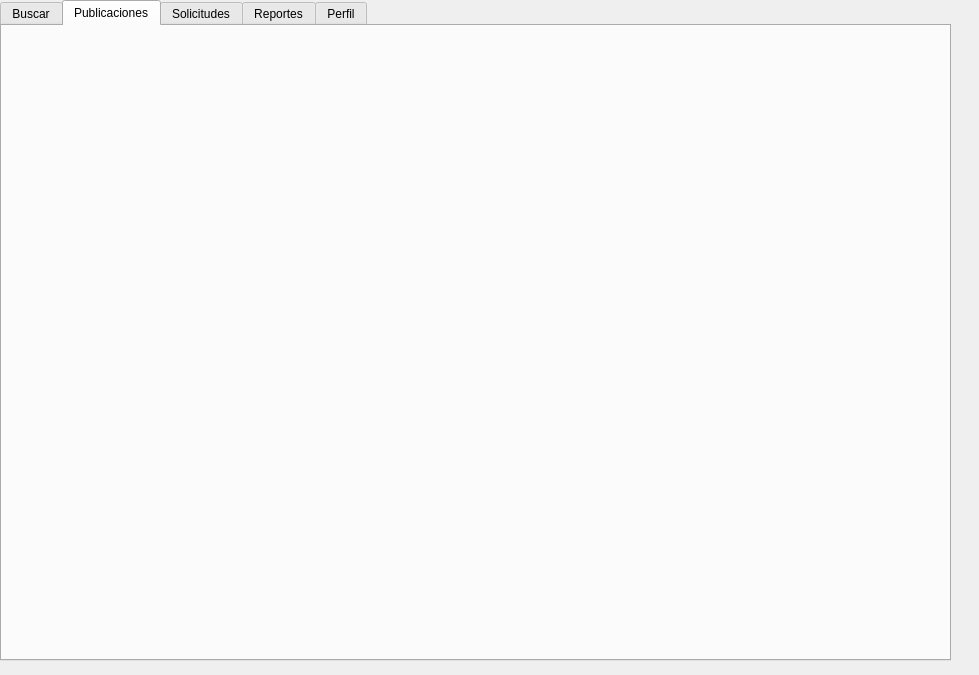
Before: the Qt Designer form Fase2/userwindow.ui in angelygm03/-EDD-Proyecto_202210483, drawn with Qt 5.
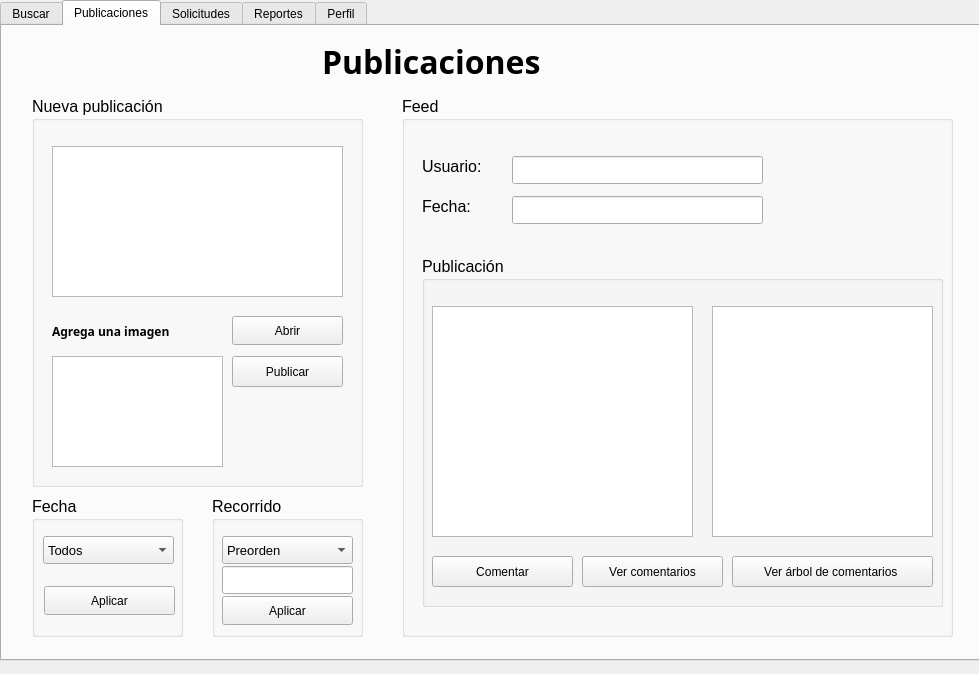
After: the same form once the commit is applied. The open tabs and pages were chosen to show the change.

Commit message: crear publicacion

Diff of the .ui file:
```diff
--- a/Fase2/userwindow.ui
+++ b/Fase2/userwindow.ui
@@ -7,7 +7,7 @@
     <x>0</x>
     <y>0</y>
     <width>979</width>
-    <height>675</height>
+    <height>674</height>
    </rect>
   </property>
   <property name="windowTitle">
@@ -19,7 +19,7 @@
      <rect>
       <x>0</x>
       <y>0</y>
-      <width>951</width>
+      <width>981</width>
       <height>661</height>
      </rect>
     </property>
@@ -292,6 +292,431 @@
      <attribute name="title">
       <string>Publicaciones</string>
      </attribute>
+     <widget class="QGroupBox" name="groupBox">
+      <property name="geometry">
+       <rect>
+        <x>30</x>
+        <y>70</y>
+        <width>331</width>
+        <height>391</height>
+       </rect>
+      </property>
+      <property name="font">
+       <font>
+        <pointsize>12</pointsize>
+       </font>
+      </property>
+      <property name="title">
+       <string>Nueva publicación</string>
+      </property>
+      <widget class="QPlainTextEdit" name="plainTextEdit_contenidoPost">
+       <property name="geometry">
+        <rect>
+         <x>20</x>
+         <y>50</y>
+         <width>291</width>
+         <height>151</height>
+        </rect>
+       </property>
+       <property name="font">
+        <font>
+         <family>Segoe UI</family>
+         <pointsize>12</pointsize>
+        </font>
+       </property>
+       <property name="plainText">
+        <string/>
+       </property>
+      </widget>
+      <widget class="QPushButton" name="pushButton_abrirImg">
+       <property name="geometry">
+        <rect>
+         <x>200</x>
+         <y>220</y>
+         <width>111</width>
+         <height>29</height>
+        </rect>
+       </property>
+       <property name="font">
+        <font>
+         <family>Segoe UI</family>
+         <pointsize>9</pointsize>
+        </font>
+       </property>
+       <property name="text">
+        <string>Abrir</string>
+       </property>
+      </widget>
+      <widget class="QLabel" name="label_15">
+       <property name="geometry">
+        <rect>
+         <x>20</x>
+         <y>210</y>
+         <width>161</width>
+         <height>51</height>
+        </rect>
+       </property>
+       <property name="font">
+        <font>
+         <family>Cascadia Code SemiBold</family>
+         <pointsize>9</pointsize>
+         <bold>true</bold>
+        </font>
+       </property>
+       <property name="text">
+        <string>Agrega una imagen</string>
+       </property>
+      </widget>
+      <widget class="QGraphicsView" name="graphicsView_img">
+       <property name="geometry">
+        <rect>
+         <x>20</x>
+         <y>260</y>
+         <width>171</width>
+         <height>111</height>
+        </rect>
+       </property>
+      </widget>
+      <widget class="QPushButton" name="pushButton_2_publicar">
+       <property name="geometry">
+        <rect>
+         <x>200</x>
+         <y>260</y>
+         <width>111</width>
+         <height>31</height>
+        </rect>
+       </property>
+       <property name="font">
+        <font>
+         <family>Segoe UI</family>
+         <pointsize>9</pointsize>
+        </font>
+       </property>
+       <property name="text">
+        <string>Publicar</string>
+       </property>
+      </widget>
+     </widget>
+     <widget class="QLabel" name="label_14">
+      <property name="geometry">
+       <rect>
+        <x>320</x>
+        <y>-10</y>
+        <width>311</width>
+        <height>91</height>
+       </rect>
+      </property>
+      <property name="font">
+       <font>
+        <family>Cascadia Mono SemiBold</family>
+        <pointsize>24</pointsize>
+        <bold>true</bold>
+       </font>
+      </property>
+      <property name="text">
+       <string>Publicaciones</string>
+      </property>
+     </widget>
+     <widget class="QGroupBox" name="groupBox_3">
+      <property name="geometry">
+       <rect>
+        <x>30</x>
+        <y>470</y>
+        <width>151</width>
+        <height>141</height>
+       </rect>
+      </property>
+      <property name="font">
+       <font>
+        <pointsize>12</pointsize>
+       </font>
+      </property>
+      <property name="title">
+       <string>Fecha</string>
+      </property>
+      <widget class="QComboBox" name="comboBox">
+       <property name="geometry">
+        <rect>
+         <x>11</x>
+         <y>40</y>
+         <width>131</width>
+         <height>28</height>
+        </rect>
+       </property>
+       <property name="font">
+        <font>
+         <pointsize>10</pointsize>
+        </font>
+       </property>
+       <item>
+        <property name="text">
+         <string>Todos</string>
+        </property>
+       </item>
+      </widget>
+      <widget class="QPushButton" name="pushButton_2">
+       <property name="geometry">
+        <rect>
+         <x>12</x>
+         <y>90</y>
+         <width>131</width>
+         <height>29</height>
+        </rect>
+       </property>
+       <property name="font">
+        <font>
+         <pointsize>9</pointsize>
+        </font>
+       </property>
+       <property name="text">
+        <string>Aplicar</string>
+       </property>
+      </widget>
+     </widget>
+     <widget class="QGroupBox" name="groupBox_4">
+      <property name="geometry">
+       <rect>
+        <x>210</x>
+        <y>470</y>
+        <width>151</width>
+        <height>141</height>
+       </rect>
+      </property>
+      <property name="font">
+       <font>
+        <pointsize>12</pointsize>
+       </font>
+      </property>
+      <property name="title">
+       <string>Recorrido</string>
+      </property>
+      <widget class="QComboBox" name="comboBox_2">
+       <property name="geometry">
+        <rect>
+         <x>10</x>
+         <y>40</y>
+         <width>131</width>
+         <height>28</height>
+        </rect>
+       </property>
+       <property name="font">
+        <font>
+         <pointsize>10</pointsize>
+        </font>
+       </property>
+       <item>
+        <property name="text">
+         <string>Preorden</string>
+        </property>
+       </item>
+       <item>
+        <property name="text">
+         <string>Inorden</string>
+        </property>
+       </item>
+       <item>
+        <property name="text">
+         <string>Postorden</string>
+        </property>
+       </item>
+      </widget>
+      <widget class="QLineEdit" name="lineEdit">
+       <property name="geometry">
+        <rect>
+         <x>10</x>
+         <y>70</y>
+         <width>131</width>
+         <height>28</height>
+        </rect>
+       </property>
+      </widget>
+      <widget class="QPushButton" name="pushButton_3">
+       <property name="geometry">
+        <rect>
+         <x>10</x>
+         <y>100</y>
+         <width>131</width>
+         <height>29</height>
+        </rect>
+       </property>
+       <property name="font">
+        <font>
+         <pointsize>9</pointsize>
+        </font>
+       </property>
+       <property name="text">
+        <string>Aplicar</string>
+       </property>
+      </widget>
+     </widget>
+     <widget class="QGroupBox" name="groupBox_5">
+      <property name="geometry">
+       <rect>
+        <x>400</x>
+        <y>70</y>
+        <width>551</width>
+        <height>541</height>
+       </rect>
+      </property>
+      <property name="font">
+       <font>
+        <pointsize>12</pointsize>
+       </font>
+      </property>
+      <property name="title">
+       <string>Feed</string>
+      </property>
+      <widget class="QLabel" name="label_16">
+       <property name="geometry">
+        <rect>
+         <x>20</x>
+         <y>60</y>
+         <width>121</width>
+         <height>20</height>
+        </rect>
+       </property>
+       <property name="text">
+        <string>Usuario: </string>
+       </property>
+      </widget>
+      <widget class="QLabel" name="label_17">
+       <property name="geometry">
+        <rect>
+         <x>20</x>
+         <y>100</y>
+         <width>63</width>
+         <height>20</height>
+        </rect>
+       </property>
+       <property name="text">
+        <string>Fecha: </string>
+       </property>
+      </widget>
+      <widget class="QLineEdit" name="lineEdit_2_usuriopublicacion">
+       <property name="geometry">
+        <rect>
+         <x>110</x>
+         <y>60</y>
+         <width>251</width>
+         <height>28</height>
+        </rect>
+       </property>
+       <property name="font">
+        <font>
+         <pointsize>10</pointsize>
+        </font>
+       </property>
+       <property name="text">
+        <string/>
+       </property>
+      </widget>
+      <widget class="QLineEdit" name="lineEdit_3_fechapublicacion">
+       <property name="geometry">
+        <rect>
+         <x>110</x>
+         <y>100</y>
+         <width>251</width>
+         <height>28</height>
+        </rect>
+       </property>
+      </widget>
+      <widget class="QGroupBox" name="groupBox_6">
+       <property name="geometry">
+        <rect>
+         <x>20</x>
+         <y>160</y>
+         <width>521</width>
+         <height>351</height>
+        </rect>
+       </property>
+       <property name="title">
+        <string>Publicación</string>
+       </property>
+       <widget class="QPlainTextEdit" name="plainTextEdit_contenidoPublicacion">
+        <property name="geometry">
+         <rect>
+          <x>10</x>
+          <y>50</y>
+          <width>261</width>
+          <height>231</height>
+         </rect>
+        </property>
+        <property name="font">
+         <font>
+          <family>Segoe UI</family>
+          <pointsize>12</pointsize>
+         </font>
+        </property>
+        <property name="plainText">
+         <string/>
+        </property>
+       </widget>
+       <widget class="QGraphicsView" name="graphicsView_imagenpublicacion">
+        <property name="geometry">
+         <rect>
+          <x>290</x>
+          <y>50</y>
+          <width>221</width>
+          <height>231</height>
+         </rect>
+        </property>
+       </widget>
+       <widget class="QPushButton" name="pushButton_4_comentar">
+        <property name="geometry">
+         <rect>
+          <x>10</x>
+          <y>300</y>
+          <width>141</width>
+          <height>31</height>
+         </rect>
+        </property>
+        <property name="font">
+         <font>
+          <pointsize>9</pointsize>
+         </font>
+        </property>
+        <property name="text">
+         <string>Comentar</string>
+        </property>
+       </widget>
+       <widget class="QPushButton" name="pushButton_5_vercomentarios">
+        <property name="geometry">
+         <rect>
+          <x>160</x>
+          <y>300</y>
+          <width>141</width>
+          <height>31</height>
+         </rect>
+        </property>
+        <property name="font">
+         <font>
+          <pointsize>9</pointsize>
+         </font>
+        </property>
+        <property name="text">
+         <string>Ver comentarios</string>
+        </property>
+       </widget>
+       <widget class="QPushButton" name="pushButton_6_verArbol">
+        <property name="geometry">
+         <rect>
+          <x>310</x>
+          <y>300</y>
+          <width>201</width>
+          <height>31</height>
+         </rect>
+        </property>
+        <property name="font">
+         <font>
+          <pointsize>9</pointsize>
+         </font>
+        </property>
+        <property name="text">
+         <string>Ver árbol de comentarios </string>
+        </property>
+       </widget>
+      </widget>
+     </widget>
     </widget>
     <widget class="QWidget" name="tab_3_solicitudes">
      <attribute name="title">
```
Left out of the diff: 192 changed lines with no effect on the pictures. The commit also changes 9 other files.
